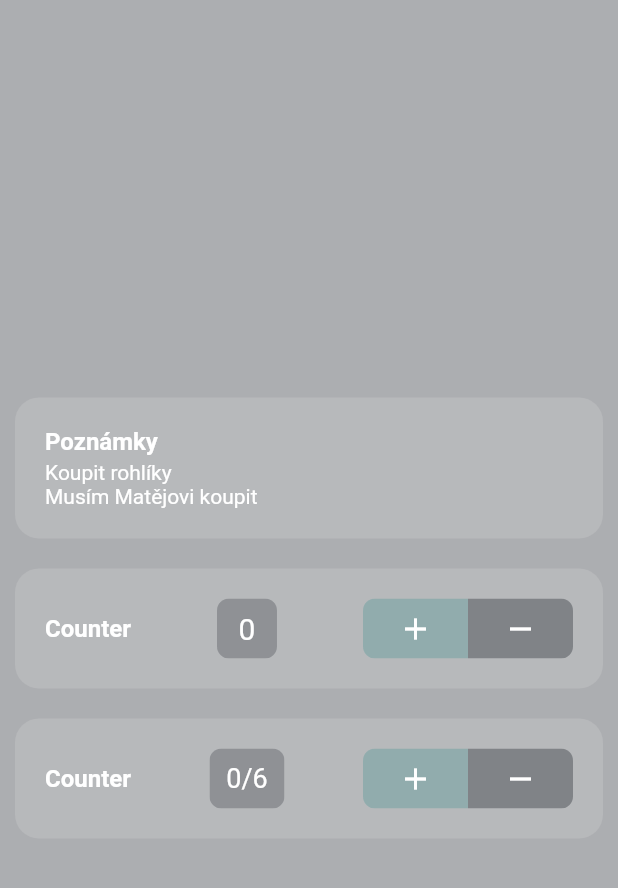
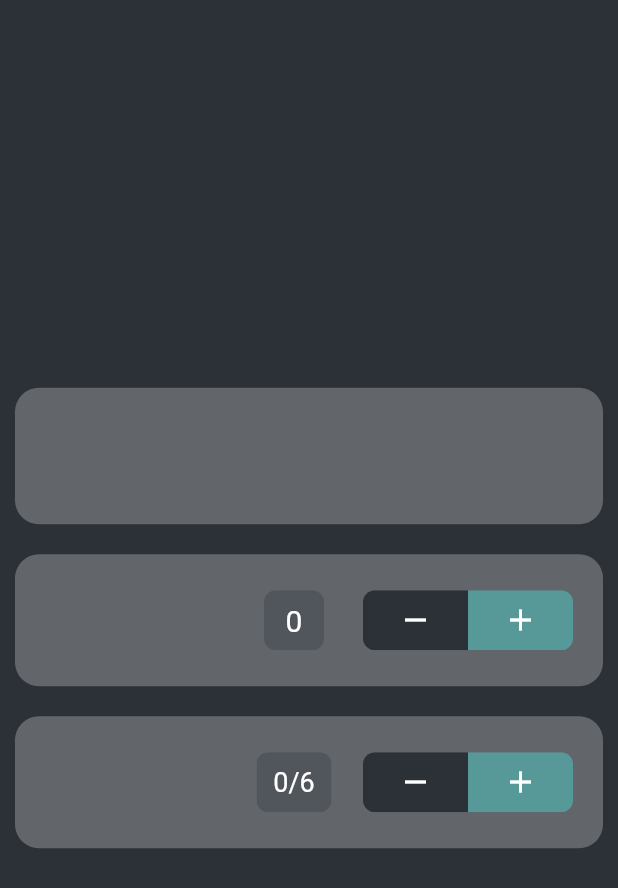
Before and after one commit to kubahomola/myd_mobile_flutter-app, a Flutter app: the screen it shows after launch, on a phone screen of 412 x 824 dp. Shown: the top 888 px of the screen. Run offline on Flutter 3.47's test engine with Material 2 defaults, Android fonts, the phone set to English and light mode, and no system bars.

Commit message:
editing titles works

```diff
--- a/lib/home_page.dart
+++ b/lib/home_page.dart
@@ -14,7 +14,7 @@ class _HomePageState extends State<HomePage> {
   @override
   Widget build(BuildContext context) {
     return Scaffold(
-      backgroundColor: const Color.fromARGB(100, 44, 48, 55),
+      backgroundColor: const Color.fromARGB(255, 44, 48, 55),
       body: Center(
         child: Column(
           mainAxisAlignment: MainAxisAlignment.center,
--- a/lib/main.dart
+++ b/lib/main.dart
@@ -1,5 +1,4 @@
 import 'package:flutter/material.dart';
-
 import 'home_page.dart';
 
 void main() {
@@ -11,9 +10,14 @@ class MyApp extends StatelessWidget {
 
   @override
   Widget build(BuildContext context) {
-    return const MaterialApp(
+    return MaterialApp(
       debugShowCheckedModeBanner: false,
-      home: HomePage(),
+      home: const HomePage(),
+      theme: ThemeData(
+        textTheme: const TextTheme(
+          bodyText2: TextStyle(color: Colors.white),
+        ),
+      ),
     );
   }
 }
--- a/lib/utilities/widgets/count_tracker_widget.dart
+++ b/lib/utilities/widgets/count_tracker_widget.dart
@@ -1,4 +1,5 @@
 import 'package:flutter/material.dart';
+import 'package:myd/utilities/widgets/edit_title_text_field.dart';
 
 class CountTrackerWidget extends StatefulWidget {
   const CountTrackerWidget({Key? key}) : super(key: key);
@@ -45,9 +46,13 @@ class _CountTrackerWidgetState extends State<CountTrackerWidget> {
       context: context,
       builder: ((context) {
         return AlertDialog(
+          backgroundColor: const Color.fromARGB(255, 44, 48, 55),
+          title: const Text("Select number",
+              style: TextStyle(color: Colors.white)),
           content: TextField(
+            style: const TextStyle(color: Colors.white),
             keyboardType: TextInputType.number,
-            controller: _controller,
+            controller: _controller..text = "0",
           ),
           actions: [
             MaterialButton(
@@ -58,13 +63,19 @@ class _CountTrackerWidgetState extends State<CountTrackerWidget> {
                 Navigator.of(context).pop();
                 _controller.clear();
               }),
-              child: const Text("OK"),
+              child: const Text(
+                "OK",
+                style: TextStyle(color: Colors.white),
+              ),
             ),
             MaterialButton(
               onPressed: (() {
                 Navigator.of(context).pop();
               }),
-              child: const Text("Cancel"),
+              child: const Text(
+                "Cancel",
+                style: TextStyle(color: Colors.white),
+              ),
             ),
           ],
         );
@@ -80,21 +91,14 @@ class _CountTrackerWidgetState extends State<CountTrackerWidget> {
           padding: const EdgeInsets.all(10.0),
           child: Container(
             decoration: BoxDecoration(
-                color: const Color.fromARGB(60, 217, 217, 217),
+                color: const Color.fromARGB(80, 217, 217, 217),
                 borderRadius: BorderRadius.circular(16)),
             child: Padding(
               padding: const EdgeInsets.all(20),
               child: Row(
                 mainAxisAlignment: MainAxisAlignment.spaceBetween,
                 children: [
-                  const Text(
-                    "Counter",
-                    style: TextStyle(
-                      fontSize: 16,
-                      fontWeight: FontWeight.bold,
-                      color: Colors.white,
-                    ),
-                  ),
+                  const EditTitleTextField(),
                   GestureDetector(
                     onDoubleTap: _counterReset,
                     onTap: _userInputDialog,
@@ -104,7 +108,7 @@ class _CountTrackerWidgetState extends State<CountTrackerWidget> {
                         alignment: const Alignment(0, 0),
                         height: 40,
                         width: 50,
-                        color: const Color.fromARGB(100, 81, 85, 92),
+                        color: const Color.fromARGB(255, 81, 85, 92),
                         child: Text(
                           "$counterNumber/$userNumber",
                           style: const TextStyle(
@@ -121,12 +125,13 @@ class _CountTrackerWidgetState extends State<CountTrackerWidget> {
                           bottomLeft: Radius.circular(8),
                         ),
                         child: GestureDetector(
-                          onTap: _counterIncreased,
+                          onTap: _counterDecreased,
                           child: Container(
                             height: 40,
                             width: 70,
-                            color: const Color.fromARGB(100, 87, 153, 153),
-                            child: const Icon(Icons.add, color: Colors.white),
+                            color: const Color.fromARGB(255, 44, 48, 55),
+                            child:
+                                const Icon(Icons.remove, color: Colors.white),
                           ),
                         ),
                       ),
@@ -136,16 +141,15 @@ class _CountTrackerWidgetState extends State<CountTrackerWidget> {
                           bottomRight: Radius.circular(8),
                         ),
                         child: GestureDetector(
-                          onTap: _counterDecreased,
+                          onTap: _counterIncreased,
                           child: Container(
                             height: 40,
                             width: 70,
-                            color: const Color.fromARGB(100, 44, 48, 55),
-                            child:
-                                const Icon(Icons.remove, color: Colors.white),
+                            color: const Color.fromARGB(255, 87, 153, 153),
+                            child: const Icon(Icons.add, color: Colors.white),
                           ),
                         ),
-                      )
+                      ),
                     ],
                   ),
                 ],
--- a/lib/utilities/widgets/counter_widget.dart
+++ b/lib/utilities/widgets/counter_widget.dart
@@ -1,4 +1,5 @@
 import 'package:flutter/material.dart';
+import 'package:myd/utilities/widgets/edit_title_text_field.dart';
 
 class CounterWidget extends StatefulWidget {
   const CounterWidget({Key? key}) : super(key: key);
@@ -36,21 +37,14 @@ class _CounterWidgetState extends State<CounterWidget> {
           padding: const EdgeInsets.all(10.0),
           child: Container(
             decoration: BoxDecoration(
-                color: const Color.fromARGB(60, 217, 217, 217),
+                color: const Color.fromARGB(80, 217, 217, 217),
                 borderRadius: BorderRadius.circular(16)),
             child: Padding(
               padding: const EdgeInsets.all(20),
               child: Row(
                 mainAxisAlignment: MainAxisAlignment.spaceBetween,
                 children: [
-                  const Text(
-                    "Counter",
-                    style: TextStyle(
-                      fontSize: 16,
-                      fontWeight: FontWeight.bold,
-                      color: Colors.white,
-                    ),
-                  ),
+                  const EditTitleTextField(),
                   GestureDetector(
                     onDoubleTap: _counterReset,
                     child: ClipRRect(
@@ -59,7 +53,7 @@ class _CounterWidgetState extends State<CounterWidget> {
                         alignment: const Alignment(0, 0),
                         height: 40,
                         width: 40,
-                        color: const Color.fromARGB(100, 81, 85, 92),
+                        color: const Color.fromARGB(255, 81, 85, 92),
                         child: Text(
                           counterNumber.toString(),
                           style: const TextStyle(
@@ -72,16 +66,17 @@ class _CounterWidgetState extends State<CounterWidget> {
                     children: [
                       ClipRRect(
                         borderRadius: const BorderRadius.only(
+                          bottomLeft: Radius.circular(8),
                           topLeft: Radius.circular(8),
-                          bottomLeft: Radius.circular(8),
                         ),
                         child: GestureDetector(
-                          onTap: _counterIncreased,
+                          onTap: _counterDecreased,
                           child: Container(
                             height: 40,
                             width: 70,
-                            color: const Color.fromARGB(100, 87, 153, 153),
-                            child: const Icon(Icons.add, color: Colors.white),
+                            color: const Color.fromARGB(255, 44, 48, 55),
+                            child:
+                                const Icon(Icons.remove, color: Colors.white),
                           ),
                         ),
                       ),
@@ -91,13 +86,12 @@ class _CounterWidgetState extends State<CounterWidget> {
                           bottomRight: Radius.circular(8),
                         ),
                         child: GestureDetector(
-                          onTap: _counterDecreased,
+                          onTap: _counterIncreased,
                           child: Container(
                             height: 40,
                             width: 70,
-                            color: const Color.fromARGB(100, 44, 48, 55),
-                            child:
-                                const Icon(Icons.remove, color: Colors.white),
+                            color: const Color.fromARGB(255, 87, 153, 153),
+                            child: const Icon(Icons.add, color: Colors.white),
                           ),
                         ),
                       )
--- /dev/null
+++ b/lib/utilities/widgets/edit_title_text_field.dart
@@ -0,0 +1,32 @@
+import 'package:flutter/material.dart';
+
+class EditTitleTextField extends StatefulWidget {
+  const EditTitleTextField({Key? key}) : super(key: key);
+
+  @override
+  State<EditTitleTextField> createState() => _EditTitleTextFieldState();
+}
+
+class _EditTitleTextFieldState extends State<EditTitleTextField> {
+  //variables
+  String initialText = "inial text";
+
+  @override
+  Widget build(BuildContext context) {
+    return SizedBox(
+      width: 120,
+      child: TextField(
+        style:
+            const TextStyle(color: Colors.white, fontWeight: FontWeight.bold),
+        decoration: const InputDecoration(
+          border: InputBorder.none,
+        ),
+        autocorrect: false,
+        onSubmitted: (value) {
+          initialText = value;
+          print(initialText);
+        },
+      ),
+    );
+  }
+}
--- a/lib/utilities/widgets/notes_widget.dart
+++ b/lib/utilities/widgets/notes_widget.dart
@@ -1,4 +1,5 @@
 import 'package:flutter/material.dart';
+import 'edit_title_text_field.dart';
 
 class NotesWidget extends StatefulWidget {
   const NotesWidget({Key? key}) : super(key: key);
@@ -16,37 +17,16 @@ class _NotesWidgetState extends State<NotesWidget> {
         child: Container(
           alignment: Alignment.centerLeft,
           decoration: BoxDecoration(
-              color: const Color.fromARGB(60, 217, 217, 217),
+              color: const Color.fromARGB(80, 217, 217, 217),
               borderRadius: BorderRadius.circular(16)),
           child: Padding(
             padding: const EdgeInsets.all(20),
             child: Column(
               crossAxisAlignment: CrossAxisAlignment.start,
-              children: const [
+              children: [
                 Padding(
-                  padding: EdgeInsets.only(bottom: 3),
-                  child: Text(
-                    "Poznámky",
-                    style: TextStyle(
-                      fontSize: 16,
-                      fontWeight: FontWeight.bold,
-                      color: Colors.white,
-                    ),
-                  ),
-                ),
-                Text(
-                  "Koupit rohlíky",
-                  style: TextStyle(
-                    color: Colors.white,
-                    fontSize: 14,
-                  ),
-                ),
-                Text(
-                  "Musím Matějovi koupit",
-                  style: TextStyle(
-                    color: Colors.white,
-                    fontSize: 14,
-                  ),
+                  padding: const EdgeInsets.only(bottom: 3),
+                  child: EditTitleTextField(),
                 ),
               ],
             ),
```
